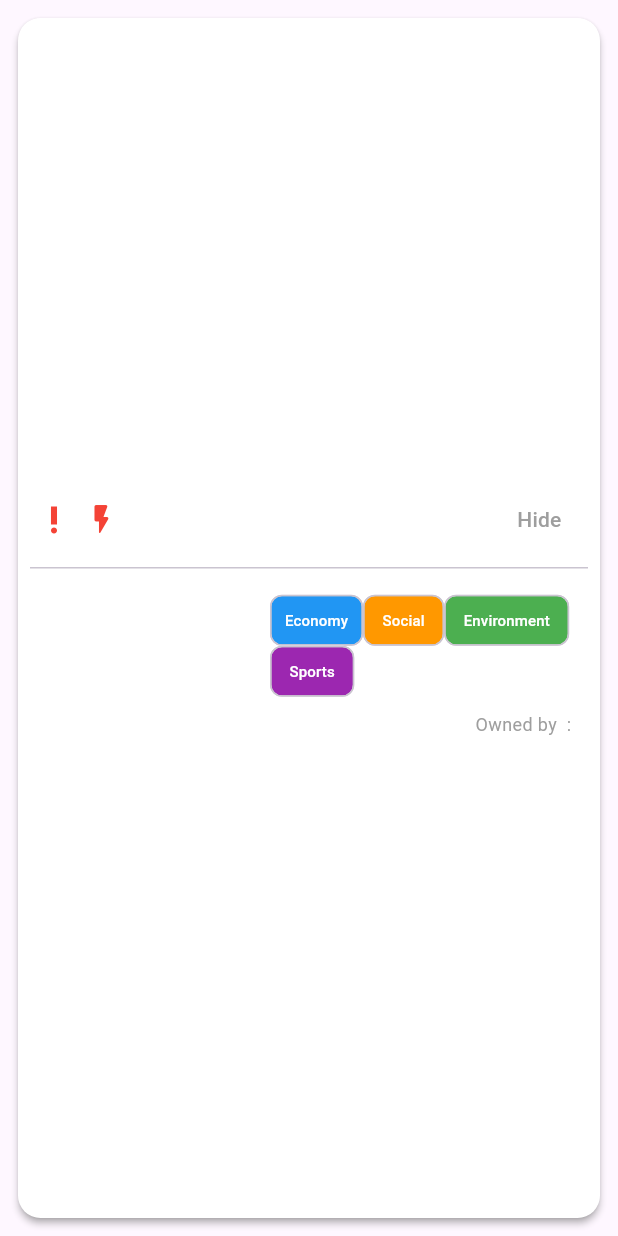
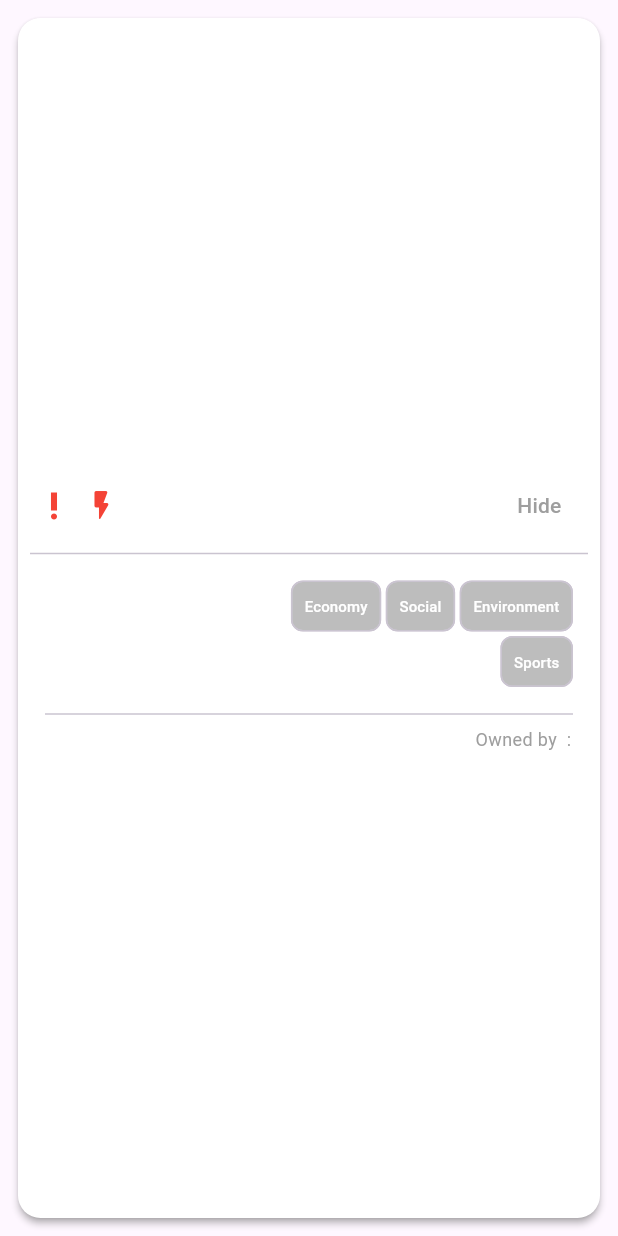
Before and after one commit to bryanho0470/humanresoucemanagement, a Flutter app: the _QuestionCard widget shown alone on an empty page, opened directly with empty values, on a phone screen of 412 x 824 dp. Run offline on Flutter 3.47's test engine with Material 3 defaults, Android fonts, the light colour scheme and no system bars; our stand-ins replace cloud_firestore, firebase_auth, firebase_core, flutter_secure_storage, fluttertoast, font_awesome_flutter and 1 more; accounts and stored records are empty.

Commit message:
detailed question page draft
design popup window and create detailed question page

```diff
--- a/lib/widgets/question_card_widget.dart
+++ b/lib/widgets/question_card_widget.dart
@@ -1,7 +1,9 @@
 import 'package:flutter/material.dart';
 import 'package:humanresoucemanagement/global/common/hero_dialog_route.dart';
 import 'package:humanresoucemanagement/models/question_data_model.dart';
+import 'package:humanresoucemanagement/pages/detailed_question_page.dart';
 import 'package:humanresoucemanagement/styles/custom_rect_tween.dart';
+import 'package:humanresoucemanagement/styles/style.dart';
 
 class QuestionContents extends StatelessWidget {
   const QuestionContents({
@@ -25,7 +27,7 @@ class QuestionContents extends StatelessWidget {
 
 ///[=====================================================================]
 
-class _QuestionCard extends StatelessWidget {
+class _QuestionCard extends StatefulWidget {
   const _QuestionCard({
     required this.question,
   });
@@ -33,12 +35,25 @@ class _QuestionCard extends StatelessWidget {
   final Question question;
 
   @override
+  State<_QuestionCard> createState() => _QuestionCardState();
+}
+
+class _QuestionCardState extends State<_QuestionCard> {
+  bool isFolded = false;
+
+  void toggleFold() {
+    setState(() {
+      isFolded = !isFolded;
+    });
+  }
+
+  @override
   Widget build(BuildContext context) {
     return GestureDetector(
       onTap: () {
         Navigator.of(context).push(HeroDialogRoute(
           builder: (context) => Center(
-            child: _QuestionPopupCard(question: question),
+            child: _QuestionPopupCard(question: widget.question),
           ),
         ));
       },
@@ -46,7 +61,7 @@ class _QuestionCard extends StatelessWidget {
         createRectTween: (begin, end) {
           return CustomRectTween(begin: begin, end: end);
         },
-        tag: question.id,
+        tag: widget.question.id,
         child: Padding(
           padding: const EdgeInsets.all(12),
           child: Material(
@@ -59,11 +74,22 @@ class _QuestionCard extends StatelessWidget {
               child: Column(
                 mainAxisAlignment: MainAxisAlignment.center,
                 children: <Widget>[
-                  _QuestionTitle(title: question.title),
-                  ...[
-                    const Divider(),
-                    _QuestionItemBox(question: question),
-                  ],
+                  _QuestionTitleForHide(
+                    title: widget.question.title,
+                    toggleFold: toggleFold,
+                    isFolded: isFolded,
+                  ),
+                  AnimatedSize(
+                    duration: const Duration(milliseconds: 30),
+                    child: isFolded
+                        ? const SizedBox.shrink()
+                        : Column(
+                            children: [
+                              const Divider(),
+                              _QuestionItemBox(question: widget.question),
+                            ],
+                          ),
+                  )
                 ],
               ),
             ),
@@ -77,8 +103,71 @@ class _QuestionCard extends StatelessWidget {
 ///[=====================================================================]
 
 // sharing list title setting
-class _QuestionTitle extends StatelessWidget {
-  const _QuestionTitle({
+class _QuestionTitleForHide extends StatelessWidget {
+  const _QuestionTitleForHide({
+    required this.title,
+    required this.toggleFold,
+    required this.isFolded,
+  });
+
+  final String title;
+  final VoidCallback toggleFold;
+  final bool isFolded;
+
+  @override
+  Widget build(BuildContext context) {
+    return Row(
+      mainAxisAlignment: MainAxisAlignment.spaceBetween,
+      children: [
+        const Row(
+          mainAxisAlignment: MainAxisAlignment.center,
+          children: [
+            SizedBox(
+              width: 32,
+              child: Icon(
+                Icons.priority_high,
+                color: Colors.red,
+              ),
+            ),
+            SizedBox(
+              width: 32,
+              child: Icon(
+                Icons.flash_on_rounded,
+                color: Colors.red,
+              ),
+            ),
+          ],
+        ),
+        SizedBox(
+          width: 220,
+          child: Text(
+            title,
+            style: const TextStyle(
+              fontWeight: FontWeight.bold,
+              fontSize: 20,
+            ),
+          ),
+        ),
+        SizedBox(
+          width: 65,
+          child: TextButton(
+            onPressed: toggleFold,
+            child: Text(
+              isFolded ? "Show" : "Hide",
+              style: const TextStyle(color: Colors.grey),
+            ),
+          ),
+        )
+      ],
+    );
+  }
+}
+
+///[=====================================================================]
+
+// sharing list title setting
+class _QuestionTitleForClose extends StatelessWidget {
+  const _QuestionTitleForClose({
     required this.title,
   });
 
@@ -121,9 +210,11 @@ class _QuestionTitle extends StatelessWidget {
         SizedBox(
           width: 65,
           child: TextButton(
-            onPressed: () {},
+            onPressed: () {
+              Navigator.of(context).pop();
+            },
             child: const Text(
-              "Hide",
+              "Close",
               style: TextStyle(color: Colors.grey),
             ),
           ),
@@ -164,13 +255,6 @@ class _QuestionItemTile extends StatefulWidget {
 }
 
 class __QuestionItemTileState extends State<_QuestionItemTile> {
-  bool val = false;
-  void _onChanged(bool? val) {
-    setState(() {
-      widget.question.completed = val!;
-    });
-  }
-
   @override
   Widget build(BuildContext context) {
     // set chatacter limit
@@ -195,48 +279,53 @@ class __QuestionItemTileState extends State<_QuestionItemTile> {
               const SizedBox(
                 width: 20,
               ),
-              const Expanded(
+              Expanded(
                 child: Wrap(
+                  spacing: 3,
+                  runSpacing: 3,
+                  alignment: WrapAlignment.end,
+                  runAlignment: WrapAlignment.spaceBetween,
                   children: [
+                    /// [need to convert this list to Widget]
                     Chip(
-                      label: Text(
+                      label: const Text(
                         'Economy',
                         style: TextStyle(fontSize: 10),
                       ),
-                      backgroundColor: Colors.blue,
-                      padding: EdgeInsets.all(1),
+                      backgroundColor: Colors.grey[400],
+                      padding: const EdgeInsets.all(0.1),
                       materialTapTargetSize: MaterialTapTargetSize.shrinkWrap,
-                      labelStyle: TextStyle(color: Colors.white),
+                      labelStyle: const TextStyle(color: Colors.white),
                     ),
                     Chip(
-                      label: Text(
+                      label: const Text(
                         "Social",
                         style: TextStyle(fontSize: 10),
                       ),
-                      backgroundColor: Colors.orange,
-                      padding: EdgeInsets.all(4),
+                      backgroundColor: Colors.grey[400],
+                      padding: const EdgeInsets.all(0.1),
                       materialTapTargetSize: MaterialTapTargetSize.shrinkWrap,
-                      labelStyle: TextStyle(color: Colors.white),
+                      labelStyle: const TextStyle(color: Colors.white),
                     ),
                     Chip(
-                      label: Text(
+                      label: const Text(
                         "Environment",
                         style: TextStyle(fontSize: 10),
                       ),
-                      backgroundColor: Colors.green,
-                      padding: EdgeInsets.all(4),
+                      backgroundColor: Colors.grey[400],
+                      padding: const EdgeInsets.all(0.1),
                       materialTapTargetSize: MaterialTapTargetSize.shrinkWrap,
-                      labelStyle: TextStyle(color: Colors.white),
+                      labelStyle: const TextStyle(color: Colors.white),
                     ),
                     Chip(
-                      label: Text(
+                      label: const Text(
                         "Sports",
                         style: TextStyle(fontSize: 10),
                       ),
-                      backgroundColor: Colors.purple,
-                      padding: EdgeInsets.all(4),
+                      backgroundColor: Colors.grey[400],
+                      padding: const EdgeInsets.all(0.1),
                       materialTapTargetSize: MaterialTapTargetSize.shrinkWrap,
-                      labelStyle: TextStyle(color: Colors.white),
+                      labelStyle: const TextStyle(color: Colors.white),
                     )
                   ],
                 ),
@@ -246,6 +335,7 @@ class __QuestionItemTileState extends State<_QuestionItemTile> {
           const SizedBox(
             height: 10,
           ),
+          const Divider(),
           SizedBox(
             width: 350,
             child: Text(
@@ -291,10 +381,7 @@ class _QuestionPopupCard extends StatelessWidget {
                 child: Column(
                   mainAxisSize: MainAxisSize.min,
                   children: [
-                    _QuestionTitle(title: question.title),
-                    const SizedBox(
-                      height: 8,
-                    ),
+                    _QuestionTitleForClose(title: question.title),
                     ...[
                       const Divider(),
                       _QuestionFullItemBox(question: question),
@@ -341,34 +428,62 @@ class _QuestionFullItemTile extends StatefulWidget {
 }
 
 class __QuestionFullItemTileState extends State<_QuestionFullItemTile> {
-  bool val = false;
-  void _onChanged(bool? val) {
-    setState(() {
-      widget.question.completed = val!;
-    });
-  }
-
   @override
   Widget build(BuildContext context) {
     return Padding(
       padding: const EdgeInsets.all(10.0),
       child: Column(
-        mainAxisAlignment: MainAxisAlignment.start,
         children: [
           Row(
-            mainAxisAlignment: MainAxisAlignment.start,
+            crossAxisAlignment: CrossAxisAlignment.start,
             children: [
-              Image.asset(
-                "assets/images/person/face.JPG",
+              Container(
+                height: 30,
                 width: 30,
-                height: 30,
+                decoration: BoxDecoration(
+                    borderRadius: BorderRadius.circular(15),
+                    image: const DecorationImage(
+                      fit: BoxFit.cover,
+                      image: NetworkImage(
+                          "https://upload.wikimedia.org/wikipedia/commons/thumb/7/73/Lion_waiting_in_Namibia.jpg/220px-Lion_waiting_in_Namibia.jpg"),
+                    )),
               ),
               const SizedBox(
                 width: 20,
               ),
-              Text(widget.question.contents),
+              Expanded(
+                child: SizedBox(
+                  height: 300,
+                  child: Scrollbar(
+                    child: SingleChildScrollView(
+                      child: Text(widget.question.contents),
+                    ),
+                  ),
+                ),
+              ),
             ],
           ),
+          const Divider(),
+          TextButton(
+            style: TextButton.styleFrom(
+              backgroundColor: AppColors.nkColortrans,
+            ),
+            onPressed: () {
+              Navigator.push(
+                context,
+                MaterialPageRoute(
+                  builder: (context) => const DetailedQuestion(),
+                ),
+              );
+            },
+            child: const Text(
+              "Let me Answer",
+              style: TextStyle(
+                color: Colors.white,
+              ),
+            ),
+          ),
+          const Divider(),
           SizedBox(
             width: 350,
             child: Text(
```
Also changed, not shown: lib/pages/detailed_question_page.dart (added, +17 -0 lines).
